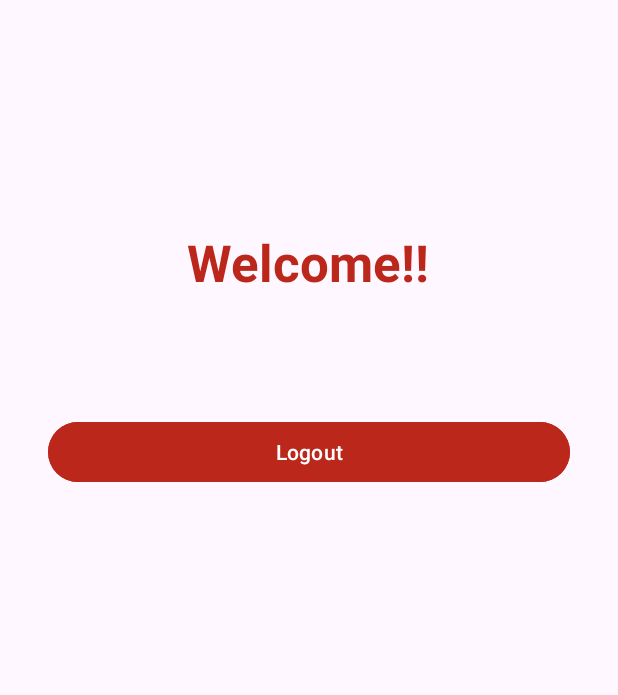
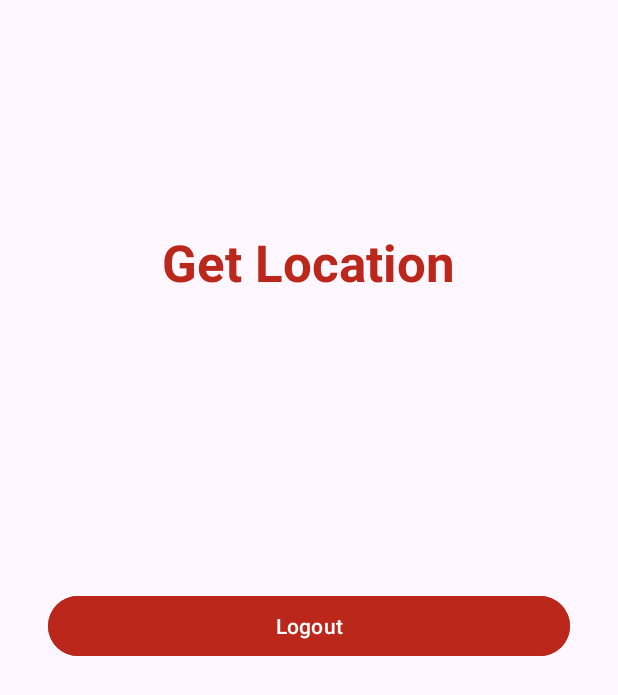
Before and after one commit to Lennys-G/AIEP, an Android app: the HomeActivity screen opened directly, with no data from a screen before it, on a phone screen of 412 x 824 dp. Shown: the top 695 px of the screen. Run offline under Robolectric (Android 15) with nearby library versions, the phone set to English and light mode, and no system bars; our stand-ins replace Firebase (no records; nobody signed in at launch, a user with empty details on screens opened directly).

Commit message:
Update App - Geolocation
Update Geolocation

```diff
--- a/Taller Apps Moviles/LoginSession/app/src/main/AndroidManifest.xml
+++ b/Taller Apps Moviles/LoginSession/app/src/main/AndroidManifest.xml
@@ -3,6 +3,9 @@
     xmlns:tools="http://schemas.android.com/tools">
 
     <uses-permission android:name="android.permission.INTERNET" />
+    <uses-permission android:name="android.permission.ACCESS_FINE_LOCATION"/>
+    <uses-permission android:name="android.permission.ACCESS_COARSE_LOCATION"/>
+
     <application
         android:allowBackup="true"
         android:dataExtractionRules="@xml/data_extraction_rules"
--- a/Taller Apps Moviles/LoginSession/app/src/main/java/cl/aiep/loginsession/HomeActivity.kt
+++ b/Taller Apps Moviles/LoginSession/app/src/main/java/cl/aiep/loginsession/HomeActivity.kt
@@ -1,35 +1,48 @@
 package cl.aiep.loginsession
 
+import android.Manifest
 import android.content.Intent
+import android.content.pm.PackageManager
 import android.os.Bundle
 import android.widget.Button
+import android.widget.TextView
 import android.widget.Toast
-import androidx.activity.enableEdgeToEdge
 import androidx.appcompat.app.AppCompatActivity
-import androidx.core.view.ViewCompat
-import androidx.core.view.WindowInsetsCompat
+import androidx.core.app.ActivityCompat
+import androidx.core.content.ContextCompat
+import com.google.android.gms.location.FusedLocationProviderClient
+import com.google.android.gms.location.LocationServices
 import com.google.firebase.auth.ktx.auth
+import com.google.firebase.database.DatabaseReference
+import com.google.firebase.database.FirebaseDatabase
 import com.google.firebase.ktx.Firebase
 
 class HomeActivity : AppCompatActivity() {
+
+    private lateinit var fusedLocationClient: FusedLocationProviderClient
+    private lateinit var locationTv: TextView
+    private lateinit var database: DatabaseReference
+
     override fun onCreate(savedInstanceState: Bundle?) {
         super.onCreate(savedInstanceState)
-        enableEdgeToEdge()
         setContentView(R.layout.activity_home)
-        ViewCompat.setOnApplyWindowInsetsListener(findViewById(R.id.main)) { v, insets ->
-            val systemBars = insets.getInsets(WindowInsetsCompat.Type.systemBars())
-            v.setPadding(systemBars.left, systemBars.top, systemBars.right, systemBars.bottom)
-            insets
-        }
 
-        //Inicializar Firebase Auth
+        // Inicializar Firebase Auth
         val auth = Firebase.auth
 
-        // Obtener el botón de logout
+        // Inicializar Realtime Database y referencia del usuario autenticado
+        val currentUser = auth.currentUser
+        database = FirebaseDatabase.getInstance().getReference("users/${currentUser?.uid}")
+
+        // Inicializar el cliente de ubicación
+        fusedLocationClient = LocationServices.getFusedLocationProviderClient(this)
+
+        // Obtener el TextView para mostrar la ubicación
+        locationTv = findViewById(R.id.LocationTv)
+
+        // Configurar botón de logout
         val logoutButton = findViewById<Button>(R.id.logoutButton)
-
         logoutButton.setOnClickListener {
-
             auth.signOut()
             Toast.makeText(this, "Sesión cerrada.", Toast.LENGTH_SHORT).show()
             val intent = Intent(this, LoginActivity::class.java)
@@ -37,7 +50,90 @@ class HomeActivity : AppCompatActivity() {
             finish()
         }
 
+        // Verificar permisos de ubicación
+        checkLocationPermission()
+    }
 
+    private fun checkLocationPermission() {
+        if (ContextCompat.checkSelfPermission(
+                this,
+                Manifest.permission.ACCESS_FINE_LOCATION
+            ) == PackageManager.PERMISSION_GRANTED
+        ) {
+            // Permiso ya concedido, obtener la ubicación
+            getLocation()
+        } else {
+            // Solicitar el permiso
+            requestLocationPermission()
         }
+    }
 
+    private fun requestLocationPermission() {
+        ActivityCompat.requestPermissions(
+            this,
+            arrayOf(Manifest.permission.ACCESS_FINE_LOCATION),
+            LOCATION_PERMISSION_REQUEST_CODE
+        )
+    }
+
+    override fun onRequestPermissionsResult(
+        requestCode: Int,
+        permissions: Array<out String>,
+        grantResults: IntArray
+    ) {
+        super.onRequestPermissionsResult(requestCode, permissions, grantResults)
+        if (requestCode == LOCATION_PERMISSION_REQUEST_CODE) {
+            if (grantResults.isNotEmpty() && grantResults[0] == PackageManager.PERMISSION_GRANTED) {
+                // Permiso concedido, obtener la ubicación
+                getLocation()
+            } else {
+                Toast.makeText(this, "Permiso de ubicación denegado", Toast.LENGTH_SHORT).show()
+            }
+        }
+    }
+
+    private fun getLocation() {
+        if (ActivityCompat.checkSelfPermission(
+                this,
+                Manifest.permission.ACCESS_FINE_LOCATION
+            ) == PackageManager.PERMISSION_GRANTED
+        ) {
+            // Obtener la última ubicación conocida
+            fusedLocationClient.lastLocation.addOnSuccessListener { location ->
+                if (location != null) {
+                    // Mostrar la ubicación en el TextView
+                    val latLng = "Latitud: ${location.latitude}, Longitud: ${location.longitude}"
+                    locationTv.text = latLng
+
+                    // Guardar la ubicación en Firebase Realtime Database
+                    saveLocationToFirebase(location.latitude, location.longitude)
+
+                } else {
+                    locationTv.text = "No se pudo obtener la ubicación"
+                }
+            }.addOnFailureListener {
+                Toast.makeText(this, "No se pudo obtener la ubicación.", Toast.LENGTH_SHORT).show()
+            }
+        }
+    }
+
+    // Función para guardar la ubicación en Firebase
+    private fun saveLocationToFirebase(latitude: Double, longitude: Double) {
+        val userLocation = mapOf(
+            "latitude" to latitude,
+            "longitude" to longitude
+        )
+
+        database.child("location").setValue(userLocation)
+            .addOnSuccessListener {
+                Toast.makeText(this, "Ubicación guardada correctamente.", Toast.LENGTH_SHORT).show()
+            }
+            .addOnFailureListener {
+                Toast.makeText(this, "Error al guardar la ubicación.", Toast.LENGTH_SHORT).show()
+            }
+    }
+
+    companion object {
+        const val LOCATION_PERMISSION_REQUEST_CODE = 1001
+    }
 }
--- a/Taller Apps Moviles/LoginSession/app/src/main/res/layout/activity_home.xml
+++ b/Taller Apps Moviles/LoginSession/app/src/main/res/layout/activity_home.xml
@@ -13,7 +13,7 @@
         android:layout_width="wrap_content"
         android:layout_height="wrap_content"
         android:layout_marginTop="152dp"
-        android:text="@string/welcome"
+        android:text="@string/get_location"
         android:textColor="#BB271A"
         android:textSize="34sp"
         android:textStyle="bold"
@@ -27,13 +27,24 @@
         android:layout_width="match_parent"
         android:layout_height="wrap_content"
         android:layout_marginStart="32dp"
-        android:layout_marginTop="80dp"
+        android:layout_marginTop="196dp"
         android:layout_marginEnd="32dp"
         android:backgroundTint="#BB271A"
-        android:text="Logout"
+        android:text="@string/logout"
         android:textColor="#FFFFFF"
         app:layout_constraintEnd_toEndOf="parent"
         app:layout_constraintHorizontal_bias="0.0"
         app:layout_constraintStart_toStartOf="parent"
-        app:layout_constraintTop_toBottomOf="@+id/textViewTitleHome" />
+        app:layout_constraintTop_toBottomOf="@+id/textViewTitleHome"
+        tools:ignore="VisualLintButtonSize" />
+
+    <TextView
+        android:id="@+id/LocationTv"
+        android:layout_width="wrap_content"
+        android:layout_height="wrap_content"
+        android:layout_marginTop="104dp"
+        app:layout_constraintEnd_toEndOf="parent"
+        app:layout_constraintStart_toStartOf="parent"
+        app:layout_constraintTop_toBottomOf="@+id/textViewTitleHome"
+        tools:ignore="MissingConstraints" />
 </androidx.constraintlayout.widget.ConstraintLayout>
--- a/Taller Apps Moviles/LoginSession/app/src/main/res/values/strings.xml
+++ b/Taller Apps Moviles/LoginSession/app/src/main/res/values/strings.xml
@@ -8,4 +8,6 @@
     <string name="logo">logo</string>
     <string name="sign_up">Sign Up</string>
     <string name="welcome">Welcome!!</string>
+    <string name="get_location">Get Location</string>
+    <string name="logout">Logout</string>
 </resources>
```
Also changed, not shown: Taller Apps Moviles/LoginSession/app/build.gradle.kts (+8 -0 lines), Taller Apps Moviles/LoginSession/gradle/libs.versions.toml (+11 -5 lines).
